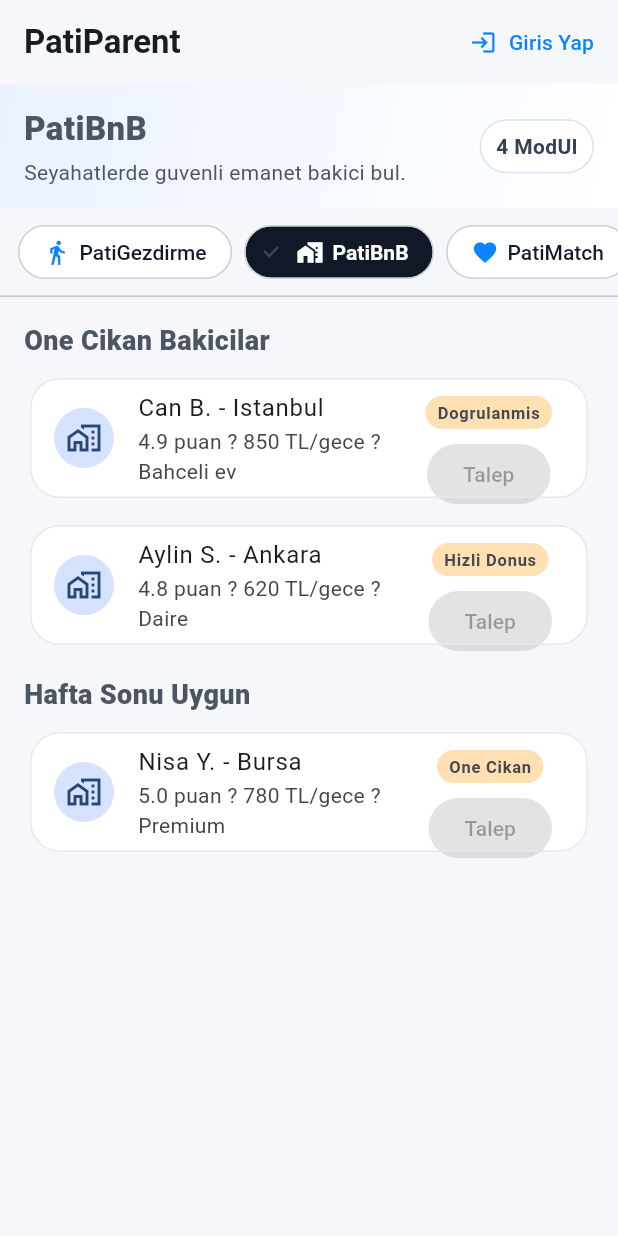
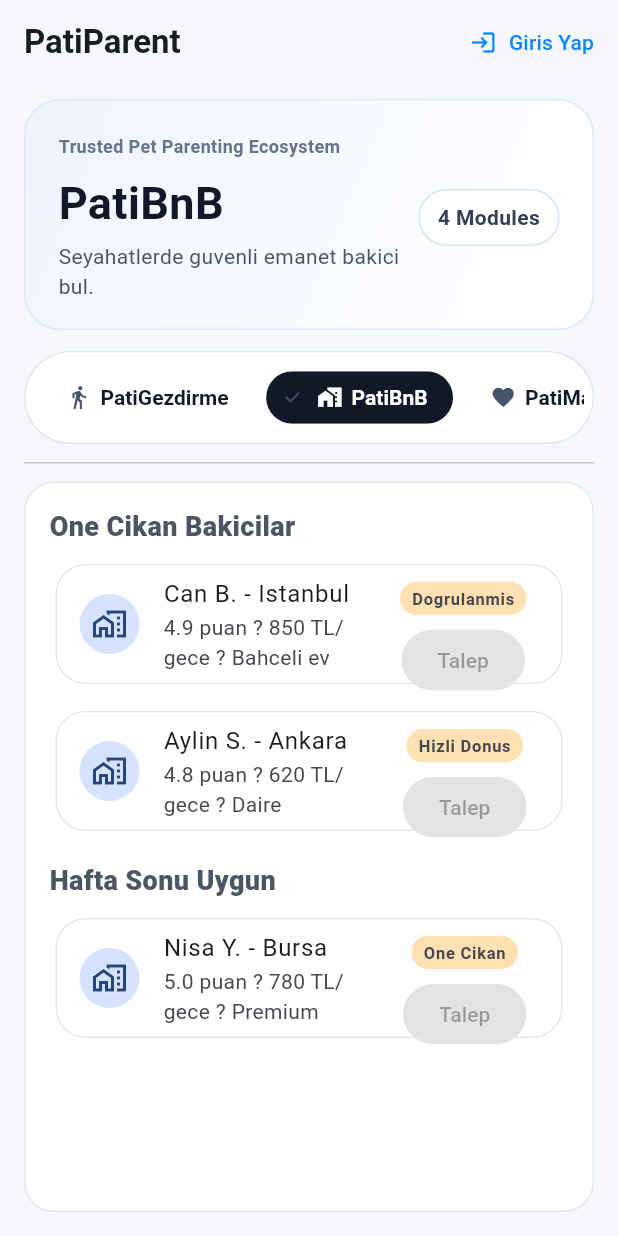
Before and after one commit to berkayemekli/patimatch, a Flutter app: the screen it shows after launch, after a tap on "PatiBnB", on a phone screen of 412 x 824 dp. Run offline on Flutter 3.47's test engine with Material 3 defaults, Android fonts, the light colour scheme and no system bars; our stand-ins replace cloud_firestore, file_picker, firebase_auth, firebase_core, firebase_storage, shared_preferences; accounts and stored records are empty.

Commit message:
Refine shell layout with centered premium header and compact module switcher

```diff
--- a/app/lib/main_shell_page.dart
+++ b/app/lib/main_shell_page.dart
@@ -56,6 +56,7 @@ class _MainShellPageState extends State<MainShellPage> {
     final selectedModule = _modules[_selectedModuleIndex];
     final user = FirebaseAuth.instance.currentUser;
     final isGuest = widget.guestMode && user == null;
+    final maxWidth = MediaQuery.of(context).size.width > 1200 ? 1180.0 : 980.0;
 
     return Scaffold(
       backgroundColor: const Color(0xFFF5F7FA),
@@ -116,96 +117,115 @@ class _MainShellPageState extends State<MainShellPage> {
                 ),
               ],
       ),
-      body: Column(
+      body: Center(
+        child: ConstrainedBox(
+          constraints: BoxConstraints(maxWidth: maxWidth),
+          child: Padding(
+            padding: const EdgeInsets.fromLTRB(16, 10, 16, 16),
+            child: Column(
               children: [
                 Container(
                   width: double.infinity,
                   decoration: BoxDecoration(
-              gradient: LinearGradient(
-                colors: [
-                  const Color(0xFFEAF2FF),
-                  Colors.white,
-                ],
+                    gradient: const LinearGradient(
+                      colors: [Color(0xFFEEF4FF), Colors.white],
                       begin: Alignment.topLeft,
                       end: Alignment.bottomRight,
                     ),
+                    borderRadius: BorderRadius.circular(24),
+                    border: Border.all(color: const Color(0xFFDDE7F5)),
                   ),
-            padding: const EdgeInsets.fromLTRB(16, 14, 16, 14),
+                  padding: const EdgeInsets.fromLTRB(22, 22, 22, 18),
                   child: Row(
                     children: [
                       Expanded(
                         child: Column(
                           crossAxisAlignment: CrossAxisAlignment.start,
                           children: [
+                            const Text(
+                              'Trusted Pet Parenting Ecosystem',
+                              style: TextStyle(fontSize: 12, color: Color(0xFF64748B), fontWeight: FontWeight.w600),
+                            ),
+                            const SizedBox(height: 8),
                             Text(
                               selectedModule.title,
-                        style: const TextStyle(
-                          fontSize: 22,
-                          fontWeight: FontWeight.w800,
-                        ),
+                              style: const TextStyle(fontSize: 30, fontWeight: FontWeight.w700, color: Color(0xFF111827)),
                             ),
                             const SizedBox(height: 4),
-                      Text(selectedModule.subtitle),
+                            Text(selectedModule.subtitle, style: const TextStyle(color: Color(0xFF475569))),
                           ],
                         ),
                       ),
                       Container(
-                  padding: const EdgeInsets.symmetric(horizontal: 10, vertical: 7),
+                        padding: const EdgeInsets.symmetric(horizontal: 12, vertical: 8),
                         decoration: BoxDecoration(
                           color: Colors.white,
                           borderRadius: BorderRadius.circular(999),
                           border: Border.all(color: const Color(0xFFD8E3F3)),
                         ),
-                  child: Text(
-                    '4 ModUl',
-                    style: TextStyle(
-                      fontWeight: FontWeight.w700,
-                      color: const Color(0xFF334155),
-                    ),
+                        child: const Text(
+                          '4 Modules',
+                          style: TextStyle(fontWeight: FontWeight.w700, color: Color(0xFF334155)),
                         ),
                       ),
                     ],
                   ),
                 ),
-          SizedBox(
-            height: 58,
-            child: ListView.separated(
-              padding: const EdgeInsets.symmetric(horizontal: 12, vertical: 10),
+                const SizedBox(height: 14),
+                Align(
+                  alignment: Alignment.centerLeft,
+                  child: Container(
+                    decoration: BoxDecoration(
+                      color: Colors.white,
+                      borderRadius: BorderRadius.circular(999),
+                      border: Border.all(color: const Color(0xFFE2E8F0)),
+                    ),
+                    padding: const EdgeInsets.symmetric(horizontal: 6, vertical: 6),
+                    child: SingleChildScrollView(
                       scrollDirection: Axis.horizontal,
-              itemBuilder: (context, index) {
+                      child: Row(
+                        children: List<Widget>.generate(_modules.length, (index) {
                           final module = _modules[index];
                           final selected = index == _selectedModuleIndex;
-                return ChoiceChip(
+                          return Padding(
+                            padding: const EdgeInsets.symmetric(horizontal: 4),
+                            child: ChoiceChip(
                               selected: selected,
-                  onSelected: (_) {
-                    setState(() => _selectedModuleIndex = index);
-                  },
+                              onSelected: (_) => setState(() => _selectedModuleIndex = index),
                               label: Row(
                                 mainAxisSize: MainAxisSize.min,
                                 children: [
-                      Icon(
-                        module.icon,
-                        size: 18,
-                        color: selected ? Colors.white : module.color,
-                      ),
+                                  Icon(module.icon, size: 17, color: selected ? Colors.white : const Color(0xFF475569)),
                                   const SizedBox(width: 6),
                                   Text(module.title),
                                 ],
                               ),
                               selectedColor: const Color(0xFF111827),
                               backgroundColor: Colors.white,
+                              side: const BorderSide(color: Color(0x00000000)),
                               labelStyle: TextStyle(
                                 color: selected ? Colors.white : const Color(0xFF111827),
-                    fontWeight: selected ? FontWeight.w700 : FontWeight.w500,
+                                fontWeight: FontWeight.w600,
+                              ),
                             ),
                           );
-              },
-              separatorBuilder: (_, _) => const SizedBox(width: 8),
-              itemCount: _modules.length,
+                        }),
                       ),
                     ),
+                  ),
+                ),
+                const SizedBox(height: 12),
                 const Divider(height: 1),
+                const SizedBox(height: 12),
                 Expanded(
+                  child: Container(
+                    decoration: BoxDecoration(
+                      color: Colors.white,
+                      borderRadius: BorderRadius.circular(20),
+                      border: Border.all(color: const Color(0xFFE2E8F0)),
+                    ),
+                    child: ClipRRect(
+                      borderRadius: BorderRadius.circular(20),
                       child: IndexedStack(
                         index: _selectedModuleIndex,
                         children: const [
@@ -216,7 +236,12 @@ class _MainShellPageState extends State<MainShellPage> {
                         ],
                       ),
                     ),
+                  ),
+                ),
               ],
+            ),
+          ),
+        ),
       ),
     );
   }
```
Lines whose indentation alone changed are shown as unchanged.
